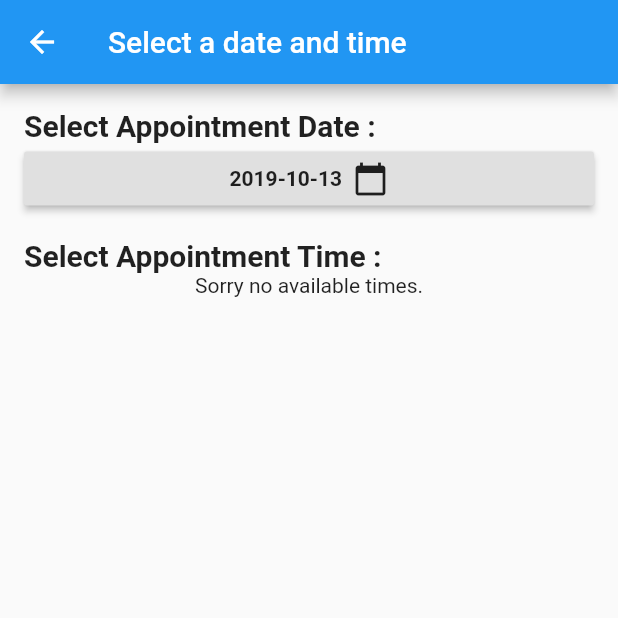
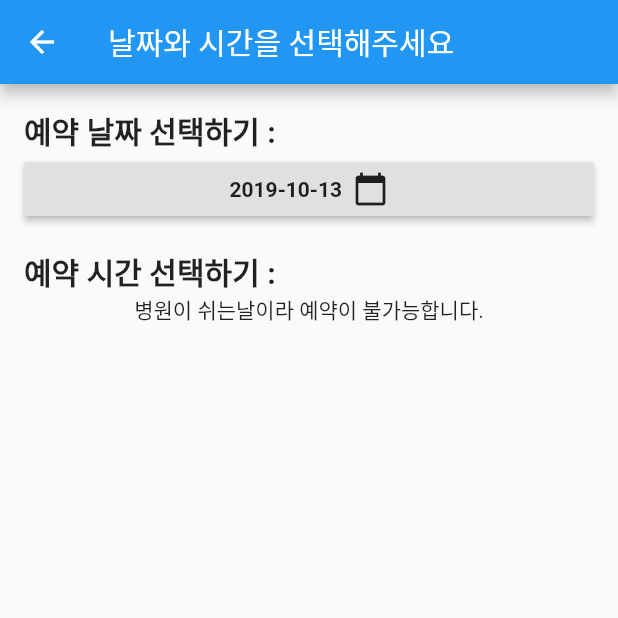
Before and after one commit to luke-song/doctor-appointment-flutter, a Flutter app: the SelectTime screen opened directly with empty values, on a phone screen of 412 x 824 dp, the top half of it. Run offline on Flutter 3.47's test engine with Material 2 defaults, Android fonts, the phone set to English and light mode, and no system bars; network calls fail.

Commit message:
english -> korean

```diff
--- a/lib/src/appointment_form.dart
+++ b/lib/src/appointment_form.dart
@@ -4,7 +4,7 @@ import './select_time.dart';
 import './dev.dart';
 
 final String appBarText = isEnglish ? 'Fill out the form' : "양식을 작성해주세요";
-final String continueText = isEnglish ? 'Pick Date and Time' : '';
+final String continueText = isEnglish ? 'Pick Date and Time' : '날짜와 시간 정하기';
 
 class AppointmentForm extends StatefulWidget {
   final Doctor selectedDoctor;
@@ -47,7 +47,7 @@ class AppointmentFormState extends State<AppointmentForm> {
                   TextFormField(
                     decoration: const InputDecoration(
                       icon: Icon(Icons.person),
-                      hintText: '김모씨',
+                      hintText: '홍길동',
                       labelText: '성함 *',
                     ),
                     validator: (value) {
--- a/lib/src/confirm_book.dart
+++ b/lib/src/confirm_book.dart
@@ -1,17 +1,18 @@
 import 'package:flutter/material.dart';
+import './dev.dart';
+
+final String appBarText = isEnglish ? 'pick your doctor' : '의사를 선택해주세요.';
+final String bodyText = isEnglish ? 'confirm your booking' : '예약을 확인해주세요.';
 
 class ConfirmBook extends StatelessWidget {
   @override
-  Widget build(BuildContext context){
+  Widget build(BuildContext context) {
     return Scaffold(
-      appBar: AppBar(
-        title: Text('Pick your doctor'),
-      ),
-      body: Column(
-        children: <Widget>[
-          Text('confirm your booking')
-        ],
-      )
-    );
+        appBar: AppBar(
+          title: Text('Pick your doctor'),
+        ),
+        body: Column(
+          children: <Widget>[Text('confirm your booking')],
+        ));
   }
 }
--- a/lib/src/dev.dart
+++ b/lib/src/dev.dart
@@ -1 +1 @@
-final bool isEnglish = true;
+final bool isEnglish = false;
--- a/lib/src/select_doctor.dart
+++ b/lib/src/select_doctor.dart
@@ -3,7 +3,7 @@ import '../models/doctor.dart';
 import './appointment_form.dart';
 import './dev.dart';
 
-final String appBarText = isEnglish ? 'Select a doctor' : '송현민';
+final String appBarText = isEnglish ? 'Select a doctor' : '예약하실 의사를 선택해주세요.';
 
 class SelectDoctor extends StatefulWidget {
   @override
--- a/lib/src/select_time.dart
+++ b/lib/src/select_time.dart
@@ -84,19 +84,19 @@ class SelectTimeState extends State<SelectTime> {
       builder: (BuildContext context) {
         // return object of type Dialog
         return AlertDialog(
-          title: new Text("Confirm Appoinment"),
-          content:
-              new Text("Do you want an appointmnet on $selectedDate at $time."),
+          title: new Text("예약을 확인해주세요"),
+          content: new Text(
+              "예약을 이 날짜와 시간에 원하시는게 맞습니까? 날짜 : $selectedDate 시간 : $time."),
           actions: <Widget>[
             // usually buttons at the bottom of the dialog
             new FlatButton(
-              child: new Text("Cancel"),
+              child: new Text("취소"),
               onPressed: () {
                 Navigator.of(context).pop();
               },
             ),
             new FlatButton(
-              child: new Text("Confirm"),
+              child: new Text("확인"),
               onPressed: () {
                 // pop the current alert
                 Navigator.of(context).pop();
@@ -122,7 +122,7 @@ class SelectTimeState extends State<SelectTime> {
       // pop the loader
       Navigator.of(context).pop();
       _showSuccess();
-      print('Appointment created');
+      print('예약이 완료되었습니다');
     });
     showDialog(
       context: context,
@@ -130,7 +130,7 @@ class SelectTimeState extends State<SelectTime> {
       builder: (BuildContext context) {
         // return object of type Dialog
         return AlertDialog(
-          title: new Text("Creating Appointment"),
+          title: new Text("예약을 신청하는중입니다"),
           content: Row(
             mainAxisAlignment: MainAxisAlignment.center,
             children: [
@@ -153,11 +153,11 @@ class SelectTimeState extends State<SelectTime> {
       builder: (BuildContext context) {
         // return object of type Dialog
         return AlertDialog(
-          title: new Text("Success!"),
+          title: new Text("예약이 완료되었습니다!"),
           actions: <Widget>[
             // usually buttons at the bottom of the dialog
             new FlatButton(
-              child: new Text("Done"),
+              child: new Text("확인"),
               onPressed: () {
                 Navigator.pushNamedAndRemoveUntil(context, '/', (_) => false);
               },
@@ -182,7 +182,7 @@ class SelectTimeState extends State<SelectTime> {
             Row(
               children: <Widget>[
                 Text(
-                  'Select Appointment Date : ',
+                  '예약 날짜 선택하기 : ',
                   style: TextStyle(fontWeight: FontWeight.bold, fontSize: 20.0),
                   textAlign: TextAlign.left,
                 ),
@@ -211,7 +211,7 @@ class SelectTimeState extends State<SelectTime> {
             Row(
               children: <Widget>[
                 Text(
-                  'Select Appointment Time : ',
+                  '예약 시간 선택하기 : ',
                   style: TextStyle(fontWeight: FontWeight.bold, fontSize: 20.0),
                   textAlign: TextAlign.left,
                 ),
@@ -243,7 +243,7 @@ class SelectTimeState extends State<SelectTime> {
                       .toList(),
             ),
             Text(!_loading && availableTimes.length == 0
-                ? 'Sorry no available times.'
+                ? '병원이 쉬는날이라 예약이 불가능합니다.'
                 : ''),
           ],
         ),
```
Also changed, not shown: 5 other files.
